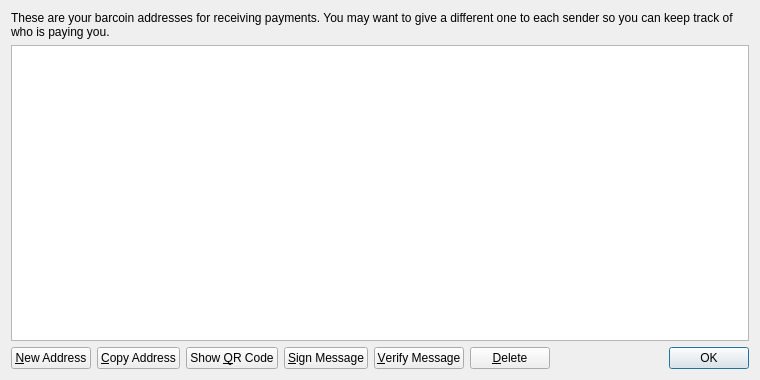
This is src/qt/forms/addressbookpage.ui in GriffGreen/Coconuts as Qt 5 draws it before an edit. The edited form follows.
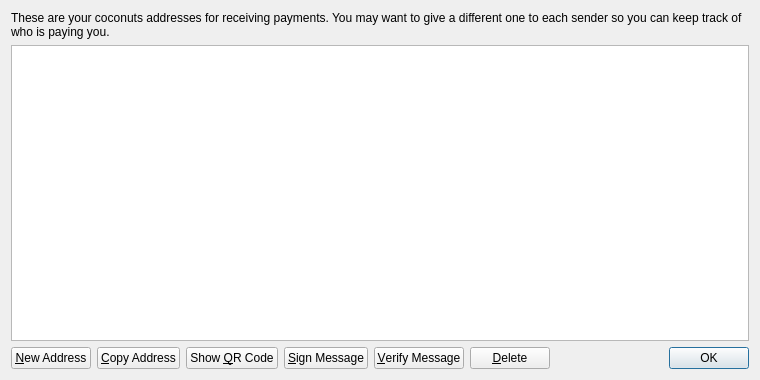
This is the edited form. Icons and pictures are not drawn.

```diff
--- a/src/qt/forms/addressbookpage.ui
+++ b/src/qt/forms/addressbookpage.ui
@@ -17,7 +17,7 @@
    <item>
     <widget class="QLabel" name="labelExplanation">
      <property name="text">
-      <string>These are your barcoin addresses for receiving payments. You may want to give a different one to each sender so you can keep track of who is paying you.</string>
+      <string>These are your coconuts addresses for receiving payments. You may want to give a different one to each sender so you can keep track of who is paying you.</string>
      </property>
      <property name="textFormat">
       <enum>Qt::PlainText</enum>
```
